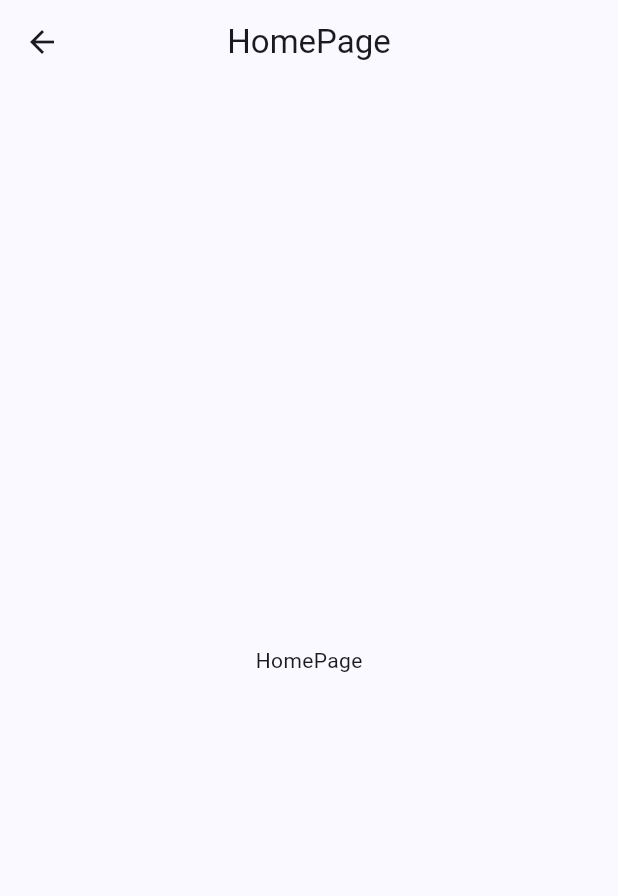
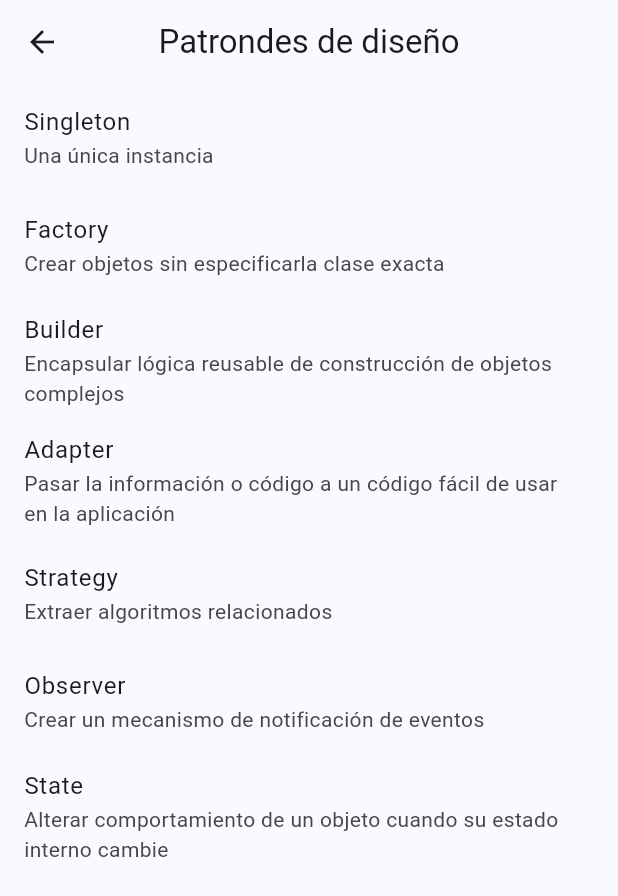
Before and after one commit to AlDaniel1337/fl_patterns_example_app, a Flutter app: the HomePage screen opened by its route, on a phone screen of 412 x 824 dp. Shown: the top 896 px of the screen. Run offline on Flutter 3.47's test engine with Material 3 defaults, Android fonts, the phone set to English and light mode, and no system bars; our stand-ins replace get.

Commit message:
Agregados plugins y archivos para el ejemplo de SINGLETON

```diff
--- a/lib/config/navigation.dart
+++ b/lib/config/navigation.dart
@@ -4,7 +4,7 @@ import 'package:get/get.dart';
 import 'package:patterns_examples_app/presentation/pages/pages.dart';
 
 /// Navegacion
-class Routes{
+class Navigation{
 
   // Ruta principal
   static const String home = HomePage.route;
@@ -12,7 +12,8 @@ class Routes{
   /// Listado con las rutas de la app
   static List<GetPage> getRoutes(){
     List<GetPage> pages = [
-      GetPage(name: HomePage.route, page:() => const HomePage()),
+      GetPage(name: HomePage.route,      page:() => const HomePage()),
+      GetPage(name: SingletonPage.route, page:() => const SingletonPage()),
     ];
 
     return pages;
--- a/lib/main.dart
+++ b/lib/main.dart
@@ -17,8 +17,8 @@
       debugShowCheckedModeBanner: false,
 
       // Rutas
-      initialRoute: Routes.home,
-      getPages: Routes.getRoutes(),
+      initialRoute: Navigation.home,
+      getPages: Navigation.getRoutes(),
       navigatorKey: Get.key,
 
       theme: ThemeData(
--- /dev/null
+++ b/lib/presentation/pages/home/components/menu.dart
@@ -0,0 +1,29 @@
+import 'package:flutter/material.dart';
+import 'package:patterns_examples_app/config/navigation.dart';
+import 'package:patterns_examples_app/presentation/pages/home/components/menu.items.dart';
+
+class Menu extends StatelessWidget {
+
+  const Menu({super.key});
+
+  @override
+  Widget build(BuildContext context) {
+
+    return ListView.builder(
+      itemCount: MenuItems.menuElements.length,
+      itemBuilder: (context, index) {
+
+        var menuElement = MenuItems.menuElements[index];
+
+        return ListTile(
+          title: Text( menuElement.title ),
+          subtitle: Text( menuElement.description ),
+          onTap: (){
+            if( menuElement.page == "") return;
+            Navigation.goToPage(page: menuElement.page );
+          },
+        );
+      },
+    );
+  }
+}
--- /dev/null
+++ b/lib/presentation/pages/home/components/menu.items.dart
@@ -0,0 +1,51 @@
+import 'package:patterns_examples_app/presentation/pages/home/components/menu_option.entity.dart';
+import 'package:patterns_examples_app/presentation/pages/pages.dart';
+
+class MenuItems{
+
+  static List<MenuOption> menuElements = [
+
+    MenuOption(
+      page: SingletonPage.route,
+      title: "Singleton",
+      description: "Una única instancia"
+    ),
+
+    MenuOption(
+      page: "",
+      title: "Factory",
+      description: "Crear objetos sin especificarla clase exacta"
+    ),
+
+    MenuOption(
+      page: "",
+      title: "Builder",
+      description: "Encapsular lógica reusable de construcción de objetos complejos"
+    ),
+
+    MenuOption(
+      page: "",
+      title: "Adapter",
+      description: "Pasar la información o código a un código fácil de usar en la aplicación"
+    ),
+
+    MenuOption(
+      page: "",
+      title: "Strategy",
+      description: "Extraer algoritmos relacionados"
+    ),
+
+    MenuOption(
+      page: "",
+      title: "Observer",
+      description: "Crear un mecanismo de notificación de eventos"
+    ),
+
+    MenuOption(
+      page: "",
+      title: "State",
+      description: "Alterar comportamiento de un objeto cuando su estado interno cambie"
+    ),
+
+  ];
+}
--- /dev/null
+++ b/lib/presentation/pages/home/components/menu_option.entity.dart
@@ -0,0 +1,11 @@
+class MenuOption{
+  String title;
+  String page;
+  String description;
+
+  MenuOption({
+    required this.title,
+    required this.page,
+    required this.description
+  });
+}
--- a/lib/presentation/pages/home/home_page.dart
+++ b/lib/presentation/pages/home/home.page.dart
@@ -1,4 +1,5 @@
 import 'package:flutter/material.dart';
+import 'package:patterns_examples_app/presentation/pages/home/components/menu.dart';
 
 class HomePage extends StatelessWidget {
 
@@ -11,12 +12,12 @@ class HomePage extends StatelessWidget {
     return Scaffold(
 
       appBar: AppBar(
-        title: const Text('HomePage'),
+        title: const Text('Patrondes de diseño'),
         centerTitle: true,
       ),
 
       body: const Center(
-        child: Text('HomePage'),
+        child: Menu()
       ),
     );
   }
--- a/lib/presentation/pages/pages.dart
+++ b/lib/presentation/pages/pages.dart
@@ -1 +1,2 @@
-export './home/home_page.dart';
+export 'home/home.page.dart';
+export './singleton/singleton.page.dart';
--- a/pubspec.yaml
+++ b/pubspec.yaml
@@ -35,6 +35,8 @@ dependencies:
   # Use with the CupertinoIcons class for iOS style icons.
   cupertino_icons: ^1.0.8
   get: ^4.7.2
+  logging: ^1.3.0
+  intl: ^0.20.2
 
 dev_dependencies:
   flutter_test:
```
Also changed, not shown: lib/presentation/pages/singleton/domain/classes/base_logger.dart (added, +25 -0 lines), lib/presentation/pages/singleton/domain/use-cases/debug_logger.dart (added, +31 -0 lines), lib/presentation/pages/singleton/singleton.page.dart (added, +49 -0 lines), pubspec.lock.
